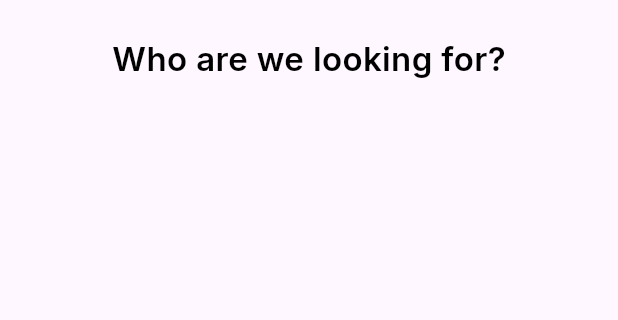
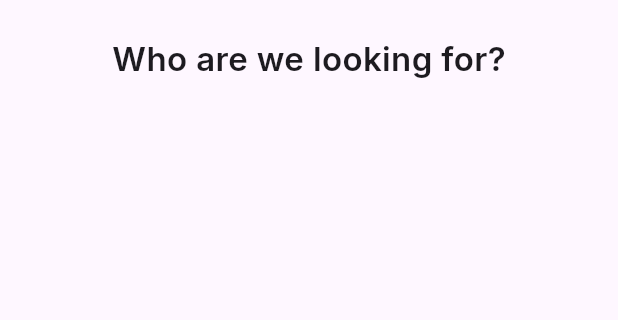
Before and after one commit to artemhula/marvel_app, a Flutter app: the SearchPage screen opened directly, on a phone screen of 412 x 824 dp, the part 132-452 px from its top. Run offline on Flutter 3.47's test engine with Material 3 defaults, Android fonts, the phone set to English and light mode, and no system bars; our stand-ins replace cached_network_image, dartz, equatable, flutter_bloc, get_it, google_fonts and 3 more; accounts and stored records are empty; network calls fail.

Commit message:
removed themedata

```diff
--- a/lib/main.dart
+++ b/lib/main.dart
@@ -5,7 +5,6 @@ import 'package:marvel_app/feature/presentation/bloc/favorite_character_bloc/fav
 import 'package:marvel_app/feature/presentation/bloc/favorite_character_list_bloc/favorite_character_list_bloc.dart';
 import 'package:marvel_app/feature/presentation/views/home_page.dart';
 
-import 'package:marvel_app/theme.dart';
 import 'package:marvel_app/locator_service.dart';
 
 import 'feature/presentation/bloc/search_character_bloc/bloc/search_character_bloc.dart';
@@ -37,7 +36,6 @@ class MarvelApp extends StatelessWidget {
         ),
       ],
       child: MaterialApp(
-        theme: theme,
         debugShowCheckedModeBanner: false,
         home: HomePage(),
       ),
--- a/lib/theme.dart
+++ /dev/null
@@ -1,18 +0,0 @@
-import 'package:flutter/material.dart';
-import 'package:google_fonts/google_fonts.dart';
-
-ThemeData theme = ThemeData(
-  textTheme: TextTheme(
-    bodyMedium: GoogleFonts.inter(
-      color: Colors.black,
-      fontWeight: FontWeight.w800,
-      fontSize: 26,
-    ),
-    bodySmall: GoogleFonts.inter(
-      color: Colors.grey,
-      fontSize: 14,
-      fontWeight: FontWeight.w600,
-    ),
-
-  ),
-);
```
Also changed, not shown: lib/feature/presentation/views/character_page.dart (+7 -7 lines), lib/feature/presentation/widgets/character_card.dart (+10 -12 lines).
